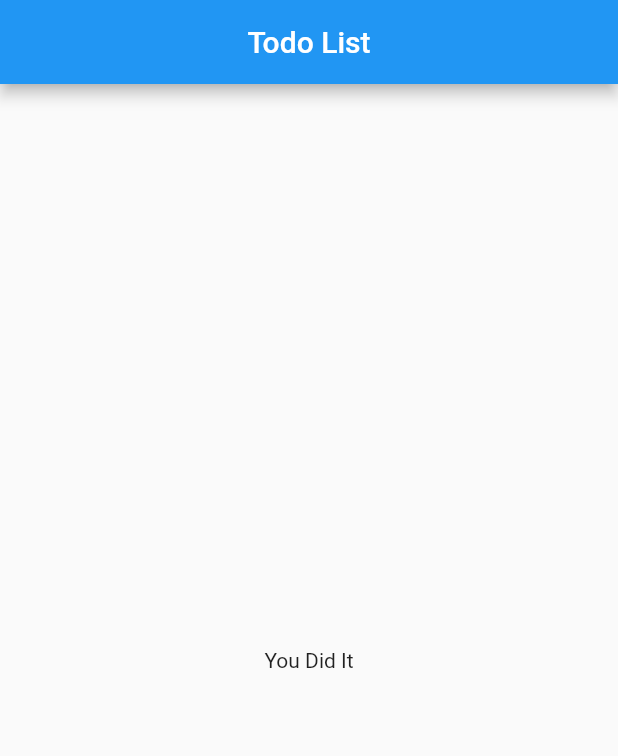
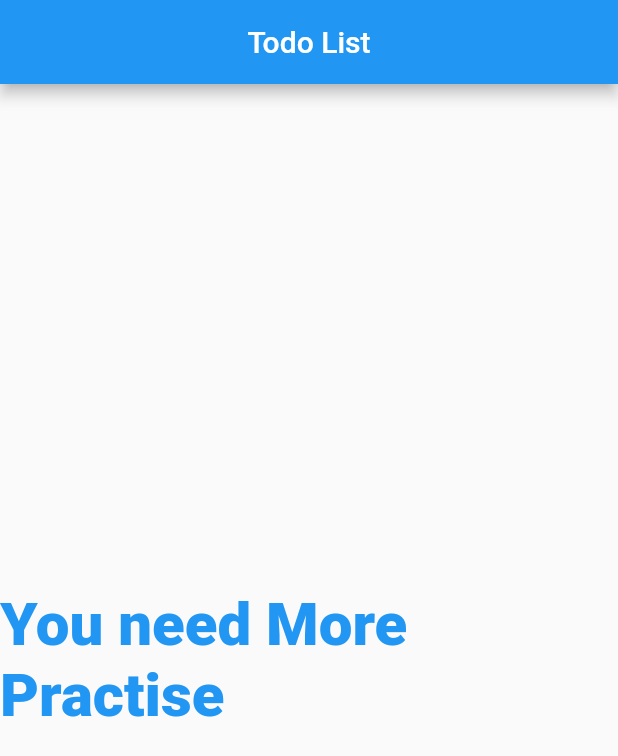
Before and after one commit to madhusudhan112/Quizz, a Flutter app: the screen it shows after launch, after a tap on "No Man's Land", after a tap on "Drummer", after a tap on "IOS", on a phone screen of 412 x 824 dp. Shown: the top 756 px of the screen. Run offline on Flutter 3.47's test engine with Material 2 defaults, Android fonts, the phone set to English and light mode, and no system bars.

Commit message:
Quizz Result Done

```diff
--- a/lib/main.dart
+++ b/lib/main.dart
@@ -62,7 +62,7 @@ class _MyAppState extends State<MyApp> {
                 questions: _questions,
                 questionIndex: _questionIndex,
               )
-            : Result(),
+            : Result(resultScore: _totalScore,),
       ),
     );
   }
--- a/lib/result.dart
+++ b/lib/result.dart
@@ -1,8 +1,32 @@
 import 'package:flutter/material.dart';
 
 class Result extends StatelessWidget {
+  final int resultScore;
+
+  Result({required this.resultScore});
+
+  String get resultPhrase {
+    String resultText;
+    if (resultScore >= 30) {
+      resultText = "You are Brilliant";
+    } else if (resultScore >= 20) {
+      resultText = "You are Average";
+    } else if (resultScore >= 10) {
+      resultText = "You need More Practise";
+    } else {
+      resultText = "You Failed";
+    }
+    return resultText;
+  }
+
   @override
   Widget build(BuildContext context) {
-    return const Center(child: Text("You Did It"));
+    return Center(
+      child: Text(
+        resultPhrase,
+        style: const TextStyle(
+            fontWeight: FontWeight.w800, fontSize: 40, color: Colors.blue),
+      ),
+    );
   }
 }
```
